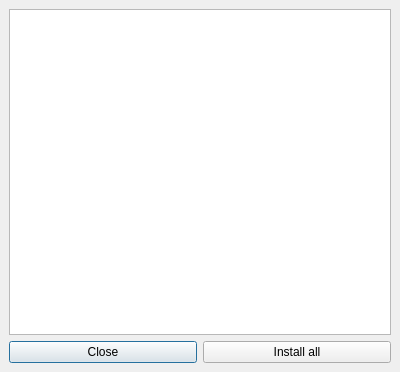
First picture: the form in portato/gui/templates/ui/UpdateDialog.ui, repository Necoro/portato, before the edit.
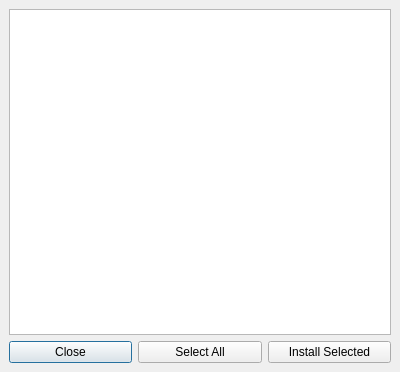
Second picture: the form after the edit.

Commit message: added updated list to Qt

Patch:
```diff
--- a/portato/gui/templates/ui/UpdateDialog.ui
+++ b/portato/gui/templates/ui/UpdateDialog.ui
@@ -41,7 +41,7 @@
       <widget class="QPushButton" name="closeBtn" >
        <property name="sizePolicy" >
         <sizepolicy>
-         <hsizetype>1</hsizetype>
+         <hsizetype>5</hsizetype>
          <vsizetype>0</vsizetype>
          <horstretch>0</horstretch>
          <verstretch>0</verstretch>
@@ -56,14 +56,29 @@
       <widget class="QPushButton" name="installAllBtn" >
        <property name="sizePolicy" >
         <sizepolicy>
-         <hsizetype>1</hsizetype>
+         <hsizetype>5</hsizetype>
          <vsizetype>0</vsizetype>
          <horstretch>0</horstretch>
          <verstretch>0</verstretch>
         </sizepolicy>
        </property>
        <property name="text" >
-        <string>Install all</string>
+        <string>Select All</string>
+       </property>
+      </widget>
+     </item>
+     <item>
+      <widget class="QPushButton" name="installBtn" >
+       <property name="sizePolicy" >
+        <sizepolicy>
+         <hsizetype>5</hsizetype>
+         <vsizetype>0</vsizetype>
+         <horstretch>0</horstretch>
+         <verstretch>0</verstretch>
+        </sizepolicy>
+       </property>
+       <property name="text" >
+        <string>Install Selected</string>
        </property>
       </widget>
      </item>
```
Left out of the diff: 2 changed lines with no effect on the pictures. The commit also changes 1 other file.
